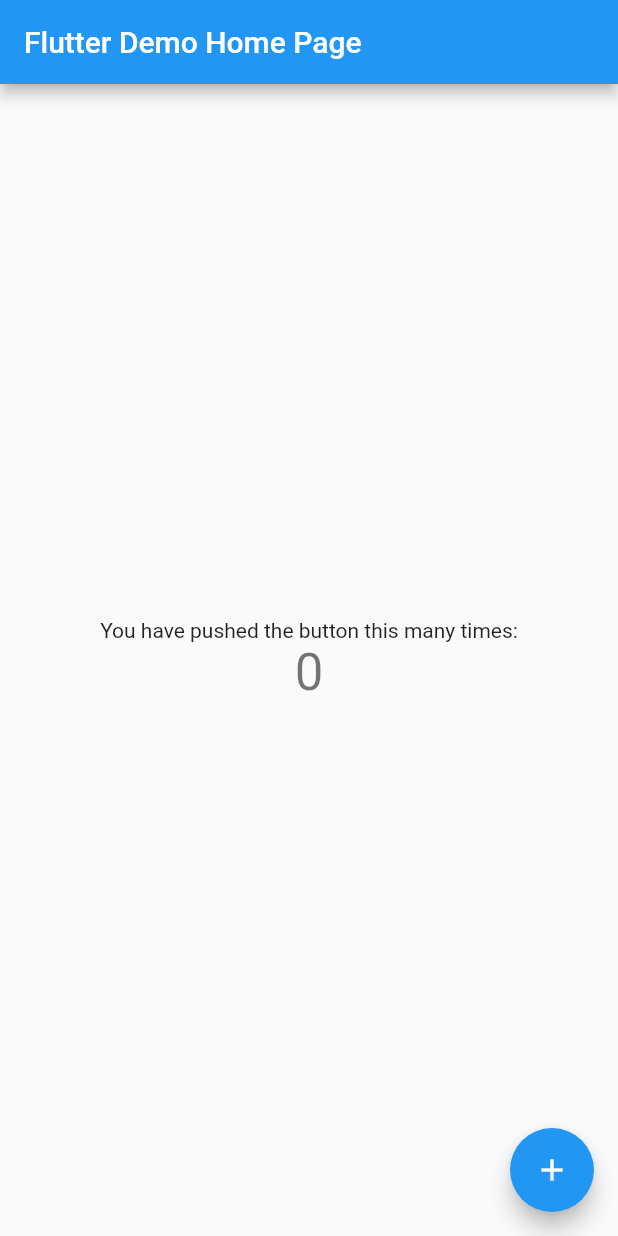
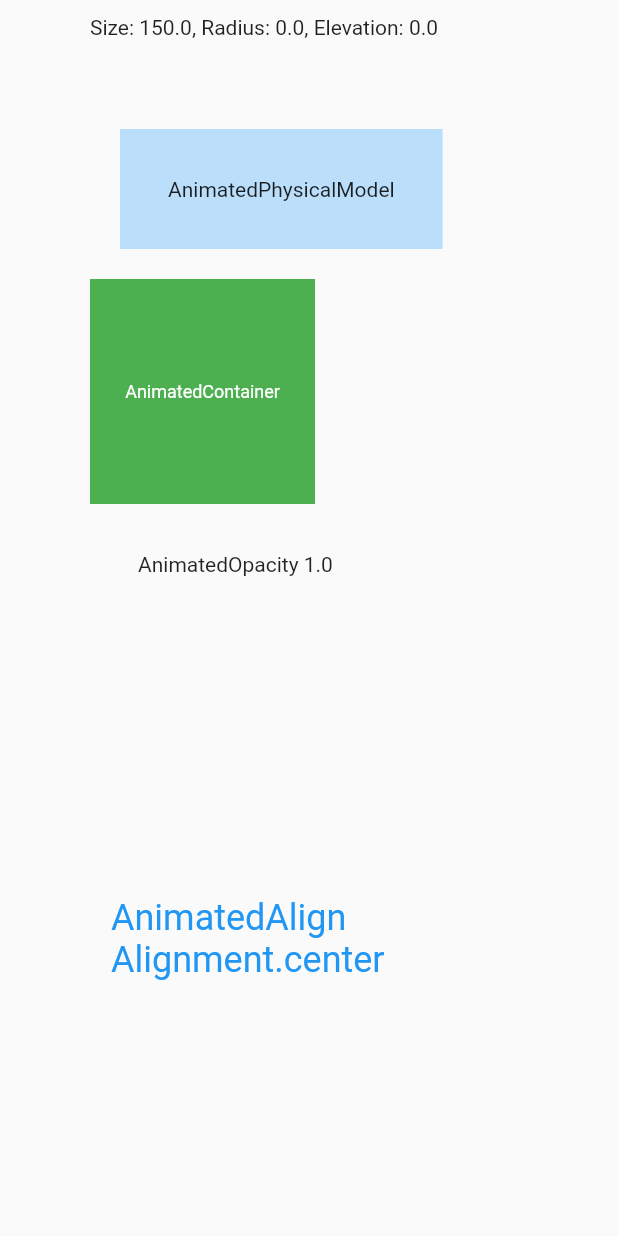
Before and after one commit to abdullahD00/flutter_with_animations, a Flutter app: the screen it shows after launch, on a phone screen of 412 x 824 dp. Run offline on Flutter 3.47's test engine with Material 2 defaults, Android fonts, the phone set to English and light mode, and no system bars.

Commit message:
implicit animations
implicit animations

```diff
--- /dev/null
+++ b/lib/implicit_animation/viewmodel/implicit_container_viewmodel.dart
@@ -0,0 +1,23 @@
+import 'package:animations/implicit_animation/view/implicit_container.dart';
+import 'package:flutter/material.dart';
+import 'dart:math' as math;
+
+abstract class ImplicitAnimationsViewModel extends State<ImplicitAnimations> {
+  Alignment alignment = Alignment.center;
+  String anmatdPhysclMdl = "AnimatedPhysicalModel";
+  String anmatdCntanr = "AnimatedContainer";
+  int index = 0;
+  final colors = [Colors.green, Colors.deepPurple, Colors.red];
+  final bColors = [Colors.transparent, Colors.purple, Colors.green[800]];
+  final sizes = [150.0, 195.0, 300.0];
+  final tSizes = [12.0, 16.0, 20.0];
+  final radius = [0.0, 16.0, 90.0];
+  final elevations = [0.0, 16.0, 32.0];
+  final opacity = [1.0, 0.3, 0.01];
+
+  void randomFunction() {
+    final random1 = (math.Random().nextDouble() - 0.5);
+    final random2 = (math.Random().nextDouble() - 0.5);
+    alignment = Alignment(random1, random2);
+  }
+}
--- a/lib/main.dart
+++ b/lib/main.dart
@@ -1,3 +1,4 @@
+import 'package:animations/implicit_animation/view/implicit_container.dart';
 import 'package:flutter/material.dart';
 
 void main() {
@@ -7,109 +8,14 @@ void main() {
 class MyApp extends StatelessWidget {
   const MyApp({super.key});
 
-  // This widget is the root of your application.
   @override
   Widget build(BuildContext context) {
     return MaterialApp(
-      title: 'Flutter Demo',
+      title: 'Flutter Animations',
       theme: ThemeData(
-        // This is the theme of your application.
-        //
-        // Try running your application with "flutter run". You'll see the
-        // application has a blue toolbar. Then, without quitting the app, try
-        // changing the primarySwatch below to Colors.green and then invoke
-        // "hot reload" (press "r" in the console where you ran "flutter run",
-        // or simply save your changes to "hot reload" in a Flutter IDE).
-        // Notice that the counter didn't reset back to zero; the application
-        // is not restarted.
         primarySwatch: Colors.blue,
       ),
-      home: const MyHomePage(title: 'Flutter Demo Home Page'),
+      home: const ImplicitAnimations(),
     );
   }
 }
-
-class MyHomePage extends StatefulWidget {
-  const MyHomePage({super.key, required this.title});
-
-  // This widget is the home page of your application. It is stateful, meaning
-  // that it has a State object (defined below) that contains fields that affect
-  // how it looks.
-
-  // This class is the configuration for the state. It holds the values (in this
-  // case the title) provided by the parent (in this case the App widget) and
-  // used by the build method of the State. Fields in a Widget subclass are
-  // always marked "final".
-
-  final String title;
-
-  @override
-  State<MyHomePage> createState() => _MyHomePageState();
-}
-
-class _MyHomePageState extends State<MyHomePage> {
-  int _counter = 0;
-
-  void _incrementCounter() {
-    setState(() {
-      // This call to setState tells the Flutter framework that something has
-      // changed in this State, which causes it to rerun the build method below
-      // so that the display can reflect the updated values. If we changed
-      // _counter without calling setState(), then the build method would not be
-      // called again, and so nothing would appear to happen.
-      _counter++;
-    });
-  }
-
-  @override
-  Widget build(BuildContext context) {
-    // This method is rerun every time setState is called, for instance as done
-    // by the _incrementCounter method above.
-    //
-    // The Flutter framework has been optimized to make rerunning build methods
-    // fast, so that you can just rebuild anything that needs updating rather
-    // than having to individually change instances of widgets.
-    return Scaffold(
-      appBar: AppBar(
-        // Here we take the value from the MyHomePage object that was created by
-        // the App.build method, and use it to set our appbar title.
-        title: Text(widget.title),
-      ),
-      body: Center(
-        // Center is a layout widget. It takes a single child and positions it
-        // in the middle of the parent.
-        child: Column(
-          // Column is also a layout widget. It takes a list of children and
-          // arranges them vertically. By default, it sizes itself to fit its
-          // children horizontally, and tries to be as tall as its parent.
-          //
-          // Invoke "debug painting" (press "p" in the console, choose the
-          // "Toggle Debug Paint" action from the Flutter Inspector in Android
-          // Studio, or the "Toggle Debug Paint" command in Visual Studio Code)
-          // to see the wireframe for each widget.
-          //
-          // Column has various properties to control how it sizes itself and
-          // how it positions its children. Here we use mainAxisAlignment to
-          // center the children vertically; the main axis here is the vertical
-          // axis because Columns are vertical (the cross axis would be
-          // horizontal).
-          mainAxisAlignment: MainAxisAlignment.center,
-          children: <Widget>[
-            const Text(
-              'You have pushed the button this many times:',
-            ),
-            Text(
-              '$_counter',
-              style: Theme.of(context).textTheme.headlineMedium,
-            ),
-          ],
-        ),
-      ),
-      floatingActionButton: FloatingActionButton(
-        onPressed: _incrementCounter,
-        tooltip: 'Increment',
-        child: const Icon(Icons.add),
-      ), // This trailing comma makes auto-formatting nicer for build methods.
-    );
-  }
-}
```
Also changed, not shown: lib/implicit_animation/view/implicit_container.dart (added, +140 -0 lines).
